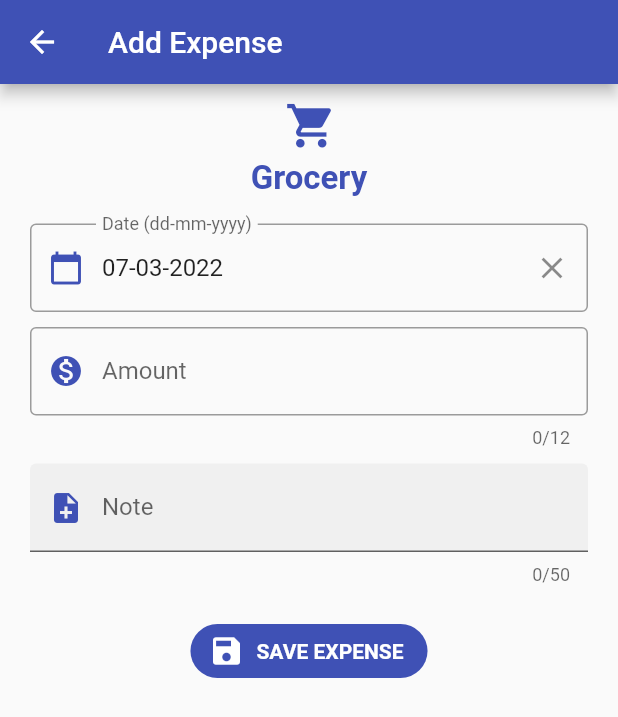
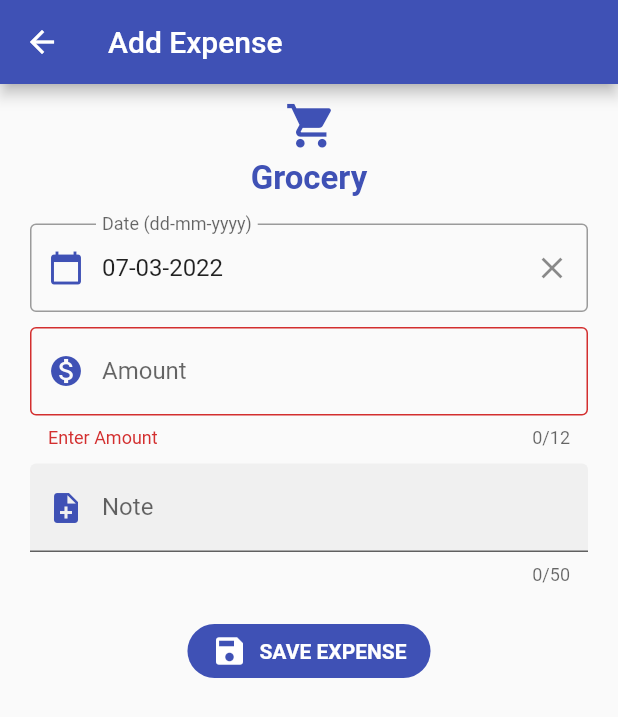
Before and after one commit to vishvanathaa/iSpent_2.0, a Flutter app: the ExpenseScreen screen opened by its route, after a tap on the "local grocery store" icon, on a phone screen of 412 x 824 dp. Shown: the top 717 px of the screen. Run offline on Flutter 3.47's test engine with Material 2 defaults, Android fonts, the phone set to English and light mode, and no system bars; drawn by our look-alikes of datetime_picker_formfield; our stand-ins replace charts_flutter, jiffy, pie_chart, shared_preferences, sqflite; accounts and stored records are empty; Roboto replaces fonts that are missing (Poppins).

Commit message:
Technology Upgrade

```diff
--- a/lib/addExpense.dart
+++ b/lib/addExpense.dart
@@ -37,9 +37,8 @@ class _AddExpenseState extends State<AddExpenseScreen> {
       resizeToAvoidBottomInset: false,
       //resizeToAvoidBottomPadding: false,
       body: Form(
+          autovalidateMode: AutovalidateMode.always,
           key: _formKey,
-
-          autovalidate: _autoValidate,
           child: Column(
             children: [
               Container(
@@ -168,9 +167,15 @@ class _AddExpenseState extends State<AddExpenseScreen> {
               Center(
                   child: Padding(
                       padding: EdgeInsets.only(top: 20),
-                      child: FlatButton.icon(
-                        color: Colors.indigo,
-                        shape: StadiumBorder(),
+                      child: TextButton.icon(
+                        style: TextButton.styleFrom(
+                          textStyle: TextStyle(color: Colors.white),
+                          backgroundColor: Colors.indigo,
+                          padding: EdgeInsets.symmetric(horizontal: 16),
+                          shape:RoundedRectangleBorder(
+                            borderRadius: BorderRadius.circular(24.0),
+                          ),
+                        ),
                         icon:
                         const Icon(Icons.save, color: Colors.white),
                         //`Icon` to display
--- a/lib/category_expense.dart
+++ b/lib/category_expense.dart
@@ -42,7 +42,7 @@ class _CategoryExpenseState extends State<CategoryExpense>
           title: Text(widget.category),
           backgroundColor: Colors.indigo,
         ),
-        resizeToAvoidBottomPadding: false,
+        //resizeToAvoidBottomPadding: false,
         body: Column(children: [
           new FutureBuilder<List<Expenditure>>(
               future:
@@ -59,6 +59,7 @@ class _CategoryExpenseState extends State<CategoryExpense>
                           clipBehavior: Clip.antiAliasWithSaveLayer,
                           color: Colors.indigo[50],
                           child: Column(children: [
+                            Text(_filteredExpenses.length.toString() + " item(s) found"),
                             ConstrainedBox(
                                 constraints: new BoxConstraints(
                                   //minHeight: 300.0,
--- a/lib/expense.dart
+++ b/lib/expense.dart
@@ -11,9 +11,6 @@ class ExpenseScreen extends StatefulWidget {
 }
 
 class _ExpenseState extends State<ExpenseScreen> {
-  bool isPressed = false;
-  Color _iconColor = Colors.grey;
-
   @override
   Widget build(BuildContext context) {
     return Scaffold(
@@ -21,10 +18,10 @@ class _ExpenseState extends State<ExpenseScreen> {
         title: Text("Expense Category"),
         backgroundColor: Colors.indigo,
       ),
-      resizeToAvoidBottomPadding: false,
+      //resizeToAvoidBottomPadding: false,
       body: Column(
         children: [
-          _ExpenseCategoryList(context),
+          expenseCategoryList(context),
           SizedBox(
             height: MediaQuery.of(context).size.height * 0.71,
             child: CustomScrollView(
@@ -47,8 +44,6 @@ class _ExpenseState extends State<ExpenseScreen> {
                       getCategory(
                           Icons.local_dining, "Eatables", "local_dining"),
                       getCategory(Icons.local_drink, "Drinks", "local_drink"),
-                      getCategory(
-                          Icons.local_cafe, "Soft Drinks", "local_cafe"),
                       getCategory(Icons.theaters, "Fun", "theaters"),
                       getCategory(Icons.loyalty, "Bills", "loyalty"),
                       getCategory(Icons.spa, "Fashion", "spa"),
@@ -87,8 +82,9 @@ class _ExpenseState extends State<ExpenseScreen> {
                           Icons.directions_bus, "Bus", "directions_bus"),
                       getCategory(
                           Icons.monetization_on, "Rent", "monetization_on"),
-                      addCategory(Icons.local_hospital, "Add New",
-                          "local_hospital"),
+                      getCategory(Icons.star_border, "Others", "star_border"),
+                      addCategory(
+                          Icons.local_hospital, "Add New", "local_hospital"),
                     ],
                   ),
                 ),
@@ -118,9 +114,6 @@ class _ExpenseState extends State<ExpenseScreen> {
               ),
               //tooltip: 'Second splashColor: Colors.redscreen',
               onPressed: () {
-                setState(() {
-                  _iconColor = Colors.indigo;
-                });
                 Navigator.push(
                   context,
                   MaterialPageRoute(
@@ -159,9 +152,6 @@ class _ExpenseState extends State<ExpenseScreen> {
               ),
               //tooltip: 'Second splashColor: Colors.redscreen',
               onPressed: () {
-                setState(() {
-                  _iconColor = Colors.indigo;
-                });
                 Navigator.push(
                   context,
                   MaterialPageRoute(
@@ -189,22 +179,22 @@ class _ExpenseState extends State<ExpenseScreen> {
     return db.getCategories();
   }
 
-  Widget _ExpenseCategoryList(BuildContext context) {
+  Widget expenseCategoryList(BuildContext context) {
     return FutureBuilder<List<Category>>(
         future: getCategoryList(),
         builder: (context, snapshot) {
           if (snapshot.hasData) {
             if (snapshot.data.length > 0) {
               return Padding(
-                  padding: EdgeInsets.only(top: 5,left:15,right:5),
-                  child:_ExpenseCategories(context));
+                  padding: EdgeInsets.only(top: 5, left: 15, right: 5),
+                  child: expenseCategories(context));
             }
           }
           return Text("");
         });
   }
 
-  Widget _ExpenseCategories(BuildContext context) {
+  Widget expenseCategories(BuildContext context) {
     return new ListView(
         shrinkWrap: true,
         physics: ScrollPhysics(),
@@ -244,7 +234,6 @@ class _ExpenseState extends State<ExpenseScreen> {
                   );
                 });
           }
-          return Center(child: Text(snapshot.data.length.toString()));
         });
   }
 
--- a/lib/expense_delete.dart
+++ b/lib/expense_delete.dart
@@ -38,10 +38,10 @@ class _DeleteExpenseState extends State<DeleteExpenseScreen> {
           title: Text("Update Expense"),
           backgroundColor: Colors.indigo,
         ),
-        resizeToAvoidBottomPadding: false,
+        //resizeToAvoidBottomPadding: false,
         body: Form(
             key: _formKey,
-            autovalidate: _autoValidate,
+            autovalidateMode: AutovalidateMode.always,
             child: Column(
               children: [
                 Container(
--- a/lib/transaction_list.dart
+++ b/lib/transaction_list.dart
@@ -48,6 +48,7 @@ class _TransactionListExpenseState extends State<TransactionList>
                     clipBehavior: Clip.antiAliasWithSaveLayer,
                     color: Colors.indigo[50],
                     child: Column(children: [
+                      Text(snapshot.data.length.toString() + " item(s) found"),
                       ConstrainedBox(
                           constraints: new BoxConstraints(
                             //minHeight: 300.0,
```
Also changed, not shown: lib/addExpenseCategory.dart (+19 -12 lines), lib/appSettings.dart (+11 -4 lines), lib/database/database_helper.dart (+9 -2 lines), lib/expenditure_list.dart (+23 -10 lines), lib/main.dart (+4 -4 lines), lib/report.dart (+22 -22 lines), lib/utilities.dart (+8 -1 lines), pubspec.yaml (+10 -10 lines), pubspec.lock, 4 other files.
